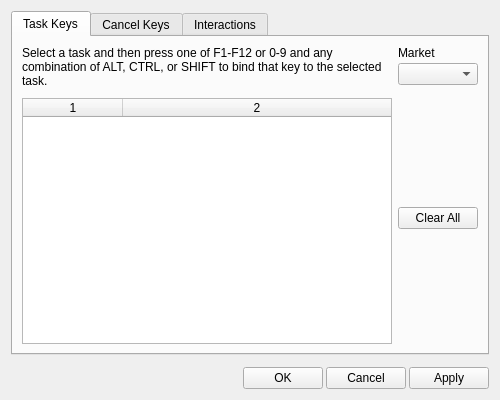
This is Applications/Lollipop/Source/KeyBindings/SimplifiedKeyBindingsDialog.ui in spiretrading/nexus as Qt 5 draws it before an edit. The edited form follows.
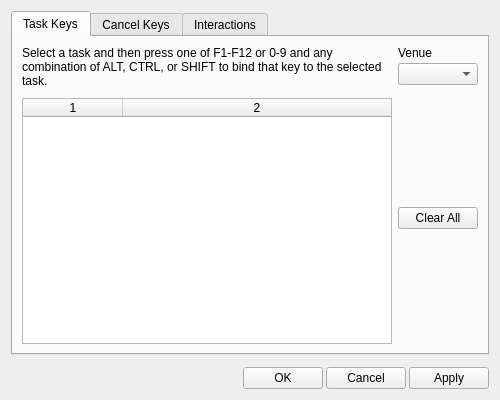
This is the edited form. Icons and pictures are not drawn. Custom widgets are drawn as their Qt base class.

Patch:
```diff
--- a/Applications/Lollipop/Source/KeyBindings/SimplifiedKeyBindingsDialog.ui
+++ b/Applications/Lollipop/Source/KeyBindings/SimplifiedKeyBindingsDialog.ui
@@ -122,7 +122,7 @@
            <item>
             <widget class="QLabel" name="m_taskMarketLabel">
              <property name="text">
-              <string>Market</string>
+              <string>Venue</string>
              </property>
             </widget>
            </item>
```
Left out of the diff: 6 changed lines with no effect on the pictures.
